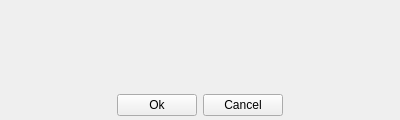
Before: the Qt Designer form share/skins/default/confirm.ui in itds-consulting/yate, drawn with Qt 5.
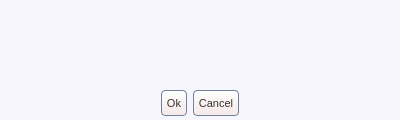
After: the same form once the commit is applied. Icons and pictures are not drawn.

Commit message: Moved channel control buttons to channel item in channels list. Conference and transfer are now done from master channel and shown in its item in channels list. Changed user interface colors and shapes.

The edit to the form file:
```diff
--- a/share/skins/default/confirm.ui
+++ b/share/skins/default/confirm.ui
@@ -30,6 +30,81 @@
   <property name="windowTitle" >
    <string>Confirm</string>
   </property>
+  <property name="styleSheet" >
+   <string>QWidget#confirm{
+  background:#f7f5fd;
+}
+QLineEdit {
+  color:#333333;
+  border: 1px solid #717fa0;
+  border-radius: 4px;
+}
+QTextEdit {
+  color:#333333;
+  border: 0px solid #717fa0;
+  background:transparent;
+}
+QToolButton {
+  border: 1px solid #717fa0;
+  border-radius: 4px;
+  font-size: 11px;
+  color: #333333;
+  background: qlineargradient(x1: 0, y1: 0, x2: 0, y2: 1, stop: 0 #ffffff, stop: 1 #f6e8e8);
+}
+QToolButton:hover {
+  background: qlineargradient(x1: 0, y1: 0, x2: 0, y2: 1, stop: 0 #ffffff, stop: 1 #f9f3f3);
+}
+QToolButton:pressed {
+  background: qlineargradient(x1: 0, y1: 0, x2: 0, y2: 1, stop: 0 #f6e8e8, stop: 1 #ffffff);
+}
+QScrollBar {
+  border: 1px solid #717fa0;
+  background: white;
+}
+QScrollBar::handle {
+  background: qlineargradient(x1: 0, y1: 0, x2: 0, y2: 1, stop: 0 #ffffff, stop: 1 #f6e8e8);
+  border: 1px solid #717fa0;
+}
+QScrollBar:vertical {
+  width: 14px;
+  margin: 16px 0px 16px 0px;
+  border-top: 0px;
+  border-bottom: 0px;
+  border-right: 0px;
+}
+QScrollBar:horizontal {
+  height: 14px;
+  margin: 0px 16px 0px 16px;
+  border-left: 0px;
+  border-right: 0px;
+  border-bottom: 0px;
+}
+QScrollBar::add-line {
+  height: 13px;
+  width: 13px;
+  border: 1px solid #717fa0;
+  subcontrol-origin: margin;
+  background: qlineargradient(x1: 0, y1: 0, x2: 0, y2: 1, stop: 0 #ffffff, stop: 1 #f6e8e8);
+}
+QScrollBar::sub-line {
+  height: 13px;
+  width: 13px;
+  border: 1px solid #717fa0;
+  subcontrol-origin: margin;
+  background: qlineargradient(x1: 0, y1: 0, x2: 0, y2: 1, stop: 0 #ffffff, stop: 1 #f6e8e8);
+}
+QScrollBar::handle:vertical { border-left: 0px; border-right: 0px; }
+QScrollBar::handle:horizontal { border-top: 0px; border-bottom: 0px; }
+QScrollBar::add-line:vertical { subcontrol-position: bottom; image: url(scroll_down.png); height: 14px; }
+QScrollBar::sub-line:vertical { subcontrol-position: top; image: url(scroll_up.png); height: 14px; }
+QScrollBar::add-line:horizontal { subcontrol-position: right; image: url(scroll_right.png); width: 14px; }
+QScrollBar::sub-line:horizontal { subcontrol-position: left; image: url(scroll_left.png); width: 14px; }
+QScrollBar::up-arrow:pressed { border: 1px solid #717fa0; }
+QScrollBar::down-arrow:pressed { border: 1px solid #717fa0; }
+QScrollBar::left-arrow:pressed { border: 1px solid #717fa0; }
+QScrollBar::right-arrow:pressed { border: 1px solid #717fa0; }
+</string>
+  </property>
   <layout class="QVBoxLayout" >
    <property name="leftMargin" >
     <number>4</number>
@@ -86,7 +161,7 @@
 }</string>
        </property>
        <property name="frameShape" >
-        <enum>QFrame::NoFrame</enum>
+        <enum>QFrame::StyledPanel</enum>
        </property>
        <property name="readOnly" >
         <bool>true</bool>
@@ -111,34 +186,88 @@
       </spacer>
      </item>
      <item>
-      <widget class="QPushButton" name="ok" >
+      <widget class="QToolButton" name="ok" >
+       <property name="sizePolicy" >
+        <sizepolicy vsizetype="Fixed" hsizetype="Minimum" >
+         <horstretch>0</horstretch>
+         <verstretch>0</verstretch>
+        </sizepolicy>
+       </property>
+       <property name="minimumSize" >
+        <size>
+         <width>0</width>
+         <height>26</height>
+        </size>
+       </property>
+       <property name="maximumSize" >
+        <size>
+         <width>16777215</width>
+         <height>26</height>
+        </size>
+       </property>
        <property name="text" >
         <string>Ok</string>
        </property>
        <property name="icon" >
         <iconset>ok.png</iconset>
        </property>
-       <property name="iconSize" >
-        <size>
-         <width>16</width>
-         <height>16</height>
-        </size>
+       <property name="shortcut" >
+        <string>Return</string>
+       </property>
+       <property name="toolButtonStyle" >
+        <enum>Qt::ToolButtonTextBesideIcon</enum>
+       </property>
+       <property name="_yate_normal_icon" stdset="0" >
+        <string>ok.png</string>
+       </property>
+       <property name="_yate_pressed_icon" stdset="0" >
+        <string>ok_pressed.png</string>
+       </property>
+       <property name="_yate_hover_icon" stdset="0" >
+        <string>ok_hover.png</string>
        </property>
       </widget>
      </item>
      <item>
-      <widget class="QPushButton" name="button_hide" >
+      <widget class="QToolButton" name="button_hide" >
+       <property name="sizePolicy" >
+        <sizepolicy vsizetype="Fixed" hsizetype="Minimum" >
+         <horstretch>0</horstretch>
+         <verstretch>0</verstretch>
+        </sizepolicy>
+       </property>
+       <property name="minimumSize" >
+        <size>
+         <width>0</width>
+         <height>26</height>
+        </size>
+       </property>
+       <property name="maximumSize" >
+        <size>
+         <width>16777215</width>
+         <height>26</height>
+        </size>
+       </property>
        <property name="text" >
         <string>Cancel</string>
        </property>
        <property name="icon" >
         <iconset>close.png</iconset>
        </property>
-       <property name="iconSize" >
-        <size>
-         <width>16</width>
-         <height>16</height>
-        </size>
+       <property name="shortcut" >
+        <string>Esc</string>
+       </property>
+       <property name="toolButtonStyle" >
+        <enum>Qt::ToolButtonTextBesideIcon</enum>
+       </property>
+       <property name="_yate_normal_icon" stdset="0" >
+        <string>cancel.png</string>
+       </property>
+       <property name="_yate_pressed_icon" stdset="0" >
+        <string>cancel_pressed.png</string>
+       </property>
+       <property name="_yate_hover_icon" stdset="0" >
+        <string>cancel_hover.png</string>
        </property>
       </widget>
      </item>
```
Left out of the diff: 2 changed lines with no effect on the pictures. The commit also changes 200 other files.
